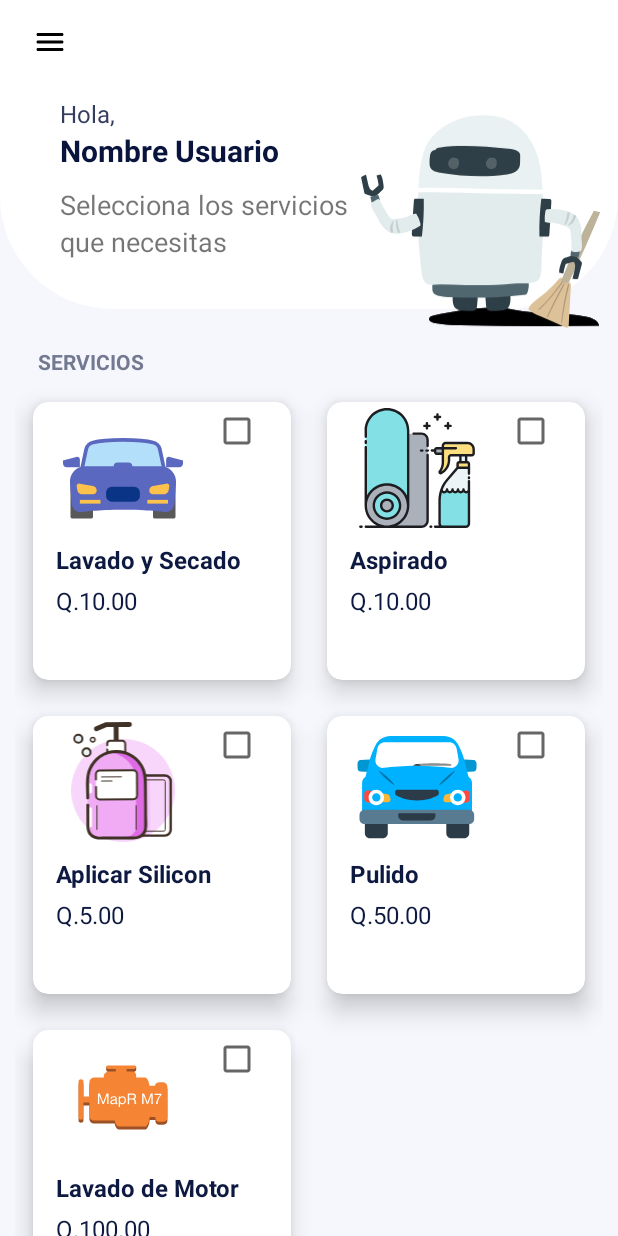
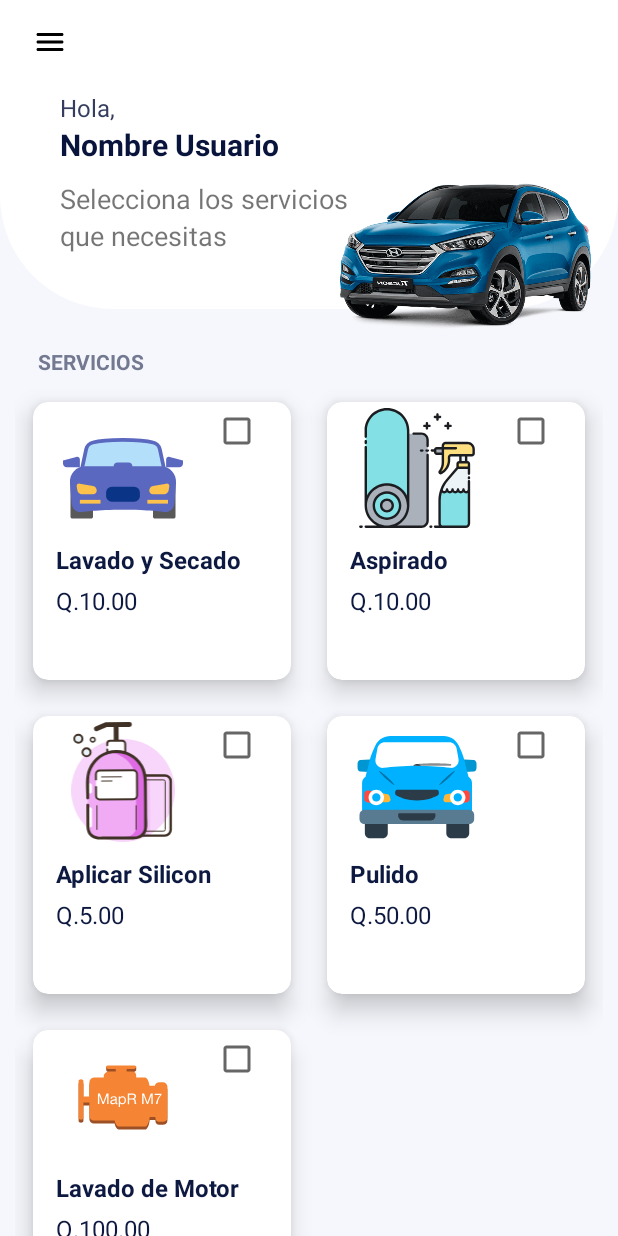
Before and after one commit to hugh128/Burbujas, an Android app: the screen it shows after launch (MainActivity), on a phone screen of 412 x 824 dp. Run offline under Robolectric (Android 15) with nearby library versions, the phone set to English and light mode, and no system bars.

Commit message:
Cambio de imagen de la pantalla principal

```diff
--- a/app/src/main/res/layout/fragment_service.xml
+++ b/app/src/main/res/layout/fragment_service.xml
@@ -22,19 +22,12 @@
                 android:layout_height="150dp"
                 android:background="@drawable/bg_view" />
 
-            <ImageView
-                android:id="@+id/robot"
-                android:layout_width="161dp"
-                android:layout_height="173dp"
-                android:src="@drawable/robot"
-                android:layout_marginTop="5dp"
-                android:layout_marginLeft="240dp" />
-
             <LinearLayout
+                android:id="@+id/header_title"
                 android:layout_width="wrap_content"
                 android:layout_height="wrap_content"
-                android:layout_below="@id/robot"
-                android:layout_marginTop="-170dp"
+                android:layout_below="@id/top_view"
+                android:layout_marginTop="-145dp"
                 android:layout_marginLeft="40dp"
                 android:orientation="vertical">
 
@@ -70,6 +63,14 @@
                     android:text="que necesitas"
                     android:textSize="18sp" />
             </LinearLayout>
+
+            <ImageView
+                android:id="@+id/car_main"
+                android:layout_width="250dp"
+                android:layout_height="200dp"
+                android:src="@drawable/car_main1"
+                android:layout_marginTop="10dp"
+                android:layout_marginLeft="210dp" />
 
             <LinearLayout
                 android:layout_width="wrap_content"
```
Also changed, not shown: app/src/main/res/drawable/car_main1.png (added).
